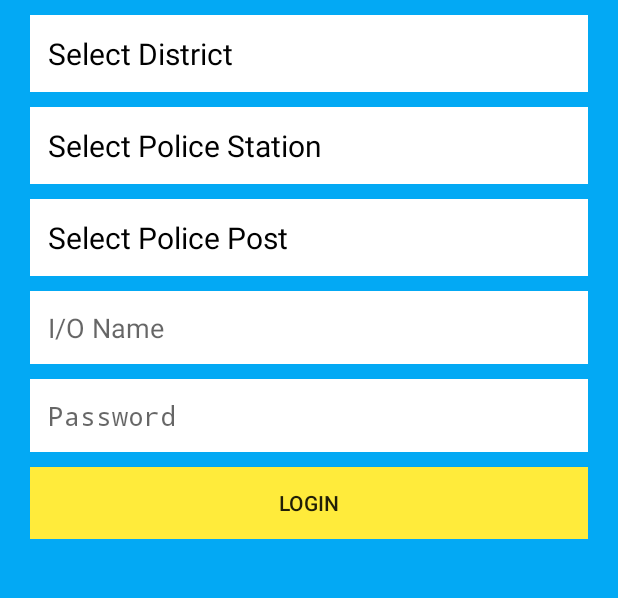
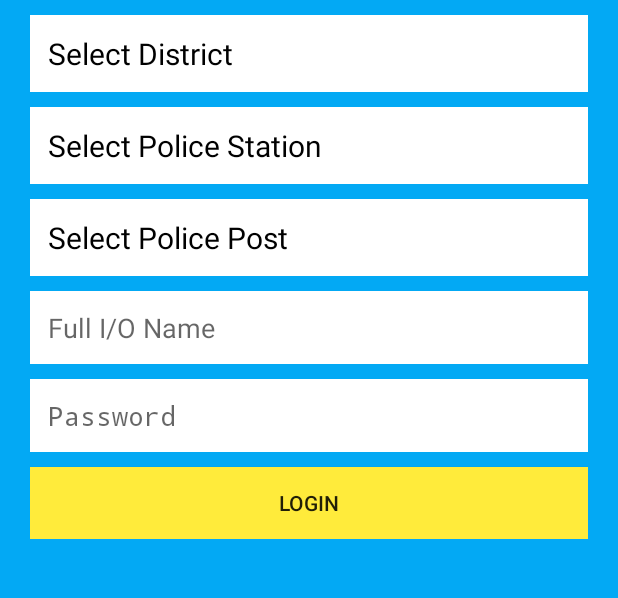
Before and after one commit to pranavgupta1234/hppoliceassistant, an Android app: the screen it shows after launch (Login), on a phone screen of 412 x 824 dp, the part 293-891 px from its top. Run offline under Robolectric (Android 15) with nearby library versions, the light colour scheme and no system bars; our stand-ins replace Firebase (no records; nobody signed in at launch, a user with empty details on screens opened directly); libraries missing offline, so code that uses them is left out: com.firebase.client; 1 statement that could not run was skipped.

Commit message:
Full I/O Name in login

```diff
--- a/HPPoliceAssistantApp/app/src/main/res/layout/login.xml
+++ b/HPPoliceAssistantApp/app/src/main/res/layout/login.xml
@@ -46,7 +46,7 @@
             android:layout_height="wrap_content"
             android:layout_marginTop="10dp"
             android:background="@android:color/white"
-            android:hint="I/O Name"
+            android:hint="Full I/O Name"
             android:imeOptions="actionNext"
             android:inputType="textPersonName"
             android:padding="12dp" />
```
